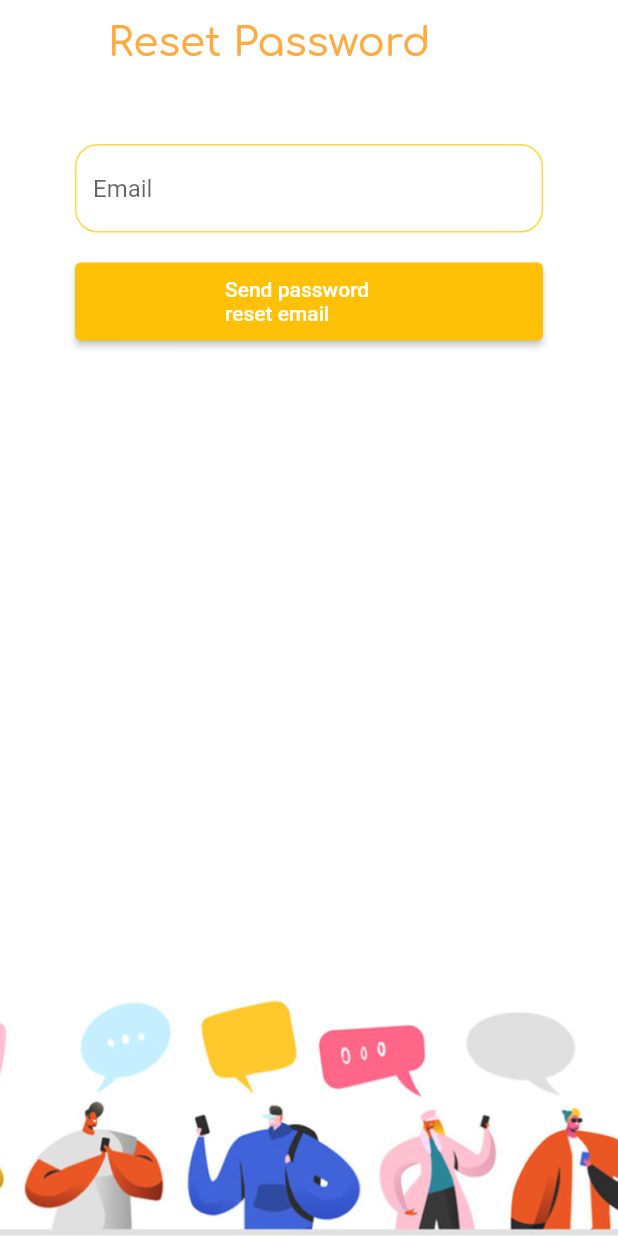
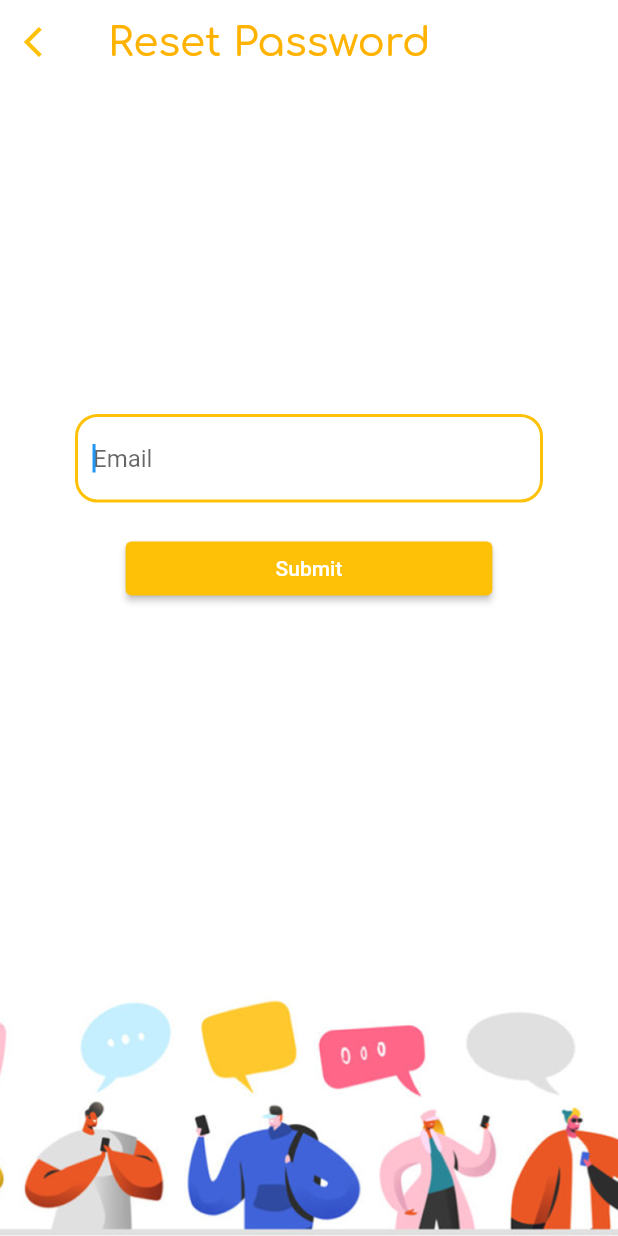
Before and after one commit to hudanazy/gather-go-, a Flutter app: the resetPassword screen opened directly, on a phone screen of 412 x 824 dp. Run offline on Flutter 3.47's test engine with Material 2 defaults, Android fonts, the phone set to English and light mode, and no system bars; our stand-ins replace animated_splash_screen, cloud_firestore, firebase_auth, firebase_core, flutter_local_notifications, flutter_spinkit and 7 more; accounts and stored records are empty; network calls fail.

Commit message:
reset password completed

```diff
--- a/lib/screens/admin/adminNav.dart
+++ b/lib/screens/admin/adminNav.dart
@@ -1,11 +1,6 @@
 import 'package:firebase_auth/firebase_auth.dart';
 import 'package:flutter/material.dart';
 import 'package:gather_go/screens/admin/adminEvent.dart';
-import 'package:gather_go/screens/home/EventTile.dart';
-import 'package:gather_go/screens/home/createEvent.dart';
-import 'package:gather_go/screens/home/event_list.dart';
-import 'package:gather_go/screens/home/user_list.dart';
-import 'package:gather_go/shared/gradient_app_bar.dart';
 
 // ignore: camel_case_types
 class adminBottomBarDemo extends StatefulWidget {
--- a/lib/screens/authenticate/register.dart
+++ b/lib/screens/authenticate/register.dart
@@ -1,7 +1,6 @@
 import 'package:flutter/material.dart';
 //import 'package:gather_go/screens/authenticate/sign_in.dart';
 import 'package:gather_go/services/auth.dart';
-import 'package:gather_go/services/database.dart';
 import 'package:gather_go/shared/contants.dart';
 import 'package:gather_go/shared/loading.dart';
 
@@ -15,7 +14,6 @@ class Register extends StatefulWidget {
 
 class _RegisterState extends State<Register> {
   final AuthService _auth = AuthService();
-  final _formKey = GlobalKey<FormState>();
   String error = '';
   bool loading = false;
 
--- a/lib/screens/authenticate/resetPassword.dart
+++ b/lib/screens/authenticate/resetPassword.dart
@@ -27,6 +27,13 @@ class _resetPasswordState extends State<resetPassword> {
             resizeToAvoidBottomInset: false,
             backgroundColor: Colors.white,
             appBar: AppBar(
+              leading: IconButton(
+                color: Colors.amber,
+                icon: new Icon(Icons.arrow_back_ios),
+                onPressed: () {
+                  Navigator.pop(context);
+                },
+              ),
               backgroundColor: Colors.white,
               elevation: 0.0,
               title: Text(
@@ -34,22 +41,23 @@ class _resetPasswordState extends State<resetPassword> {
                 style: TextStyle(
                   fontFamily: 'Comfortaa',
                   fontSize: 27,
-                  color: Colors.orangeAccent),
+                  color: Colors.amber[600]),
                 textAlign: TextAlign.center,
               ),
             ),
             body: Container(
                 width: double.infinity,
-                padding: EdgeInsets.symmetric(vertical: 20, horizontal: 50),
+                padding: EdgeInsets.symmetric(vertical: 200, horizontal: 50),
                 height: 800,
                 child: Form(
-                    key: _formKey, //---------------------------------------
+                    key: _formKey,
                     child: Column(
                       children: [
                         SizedBox(
                           height: 20,
                         ),
                         TextFormField(
+                          autofocus: true,
                           decoration:
                               textInputDecoration.copyWith(hintText: "Email"),
                           validator: (value) {
@@ -71,25 +79,34 @@ class _resetPasswordState extends State<resetPassword> {
                           height: 20,
                         ),
                         ElevatedButton(
-                          child: Text("Send password reset email",
+                          child: Text("Submit",
                           ),
                           onPressed: () async {
+                            setState(() {error='';});
                             if (_formKey.currentState!.validate()) {
                               setState(() {
                                 loading = true;
                               });
-                                  await _auth.sendPasswordResetEmail(email: email);
-                                  //_auth.confirmPasswordReset(code: code, newPassword: newPassword)
-                                  Fluttertoast.showToast(msg: 'Check your email, reset email sent');
-                                  emailSent= true;
-                                  Navigator.of(context).pop();
+                                  await _auth.sendPasswordResetEmail(email: email).then((value) {
+                                    if (loading)
+                                      setState(() {
+                                        loading=false;
+                                      });
+                                    Navigator.of(context).pop();
+                                    Fluttertoast.showToast(msg: 'Password reset link has been sent to $email');
+                                  }).catchError((onError){
+                                    if (onError.toString().contains("An internal error has occurred")){
+                                      setState(() {
+                                        error = onError;
+                                        loading = false;
+                                      });
+                                    }else {
+                                      setState(() {
+                                        error ='The email is not registered';
+                                        loading = false;
+                                      });}
+                                  });
                             }
-                            if (!emailSent)
-                            setState(() {
-                                  error =
-                                      'The email is not registered'; //user
-                                  loading = false;
-                                });
                           },
                           style: ButtonStyle(
                               backgroundColor:
--- a/lib/screens/authenticate/sign_in.dart
+++ b/lib/screens/authenticate/sign_in.dart
@@ -1,5 +1,4 @@
 import 'package:flutter/material.dart';
-//import 'package:gather_go/screens/authenticate/register.dart';
 import 'package:gather_go/services/auth.dart';
 import 'package:gather_go/shared/contants.dart';
 import 'package:gather_go/shared/loading.dart';
@@ -79,7 +78,7 @@ class _SignInState extends State<SignIn> {
                         ),
                         TextButton(onPressed: () =>
                         Navigator.of(context).push(MaterialPageRoute(builder: (context) => resetPassword()))
-                        , child: Text('Forgot your password? Reset Now',
+                        , child: Text('Forgot password?',
                         style: TextStyle(color: Colors.purple[300], fontSize: 16),),),
                         // SizedBox(
                         //   height: 12,
```
Also changed, not shown: lib/screens/home/createEvent.dart (+0 -7 lines).
